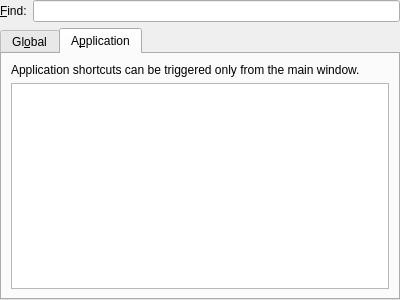
Old version of the form src/ui/shortcutswidget.ui in the repository hluk/CopyQ.
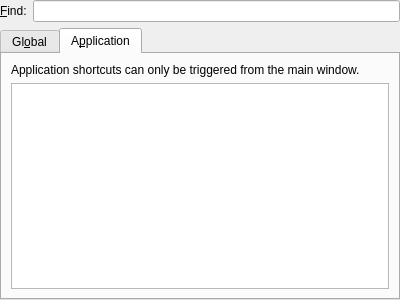
New version of the form. The open tabs and pages were chosen to show the change.

Commit message: Spelling: can only (#1220)

What changed in the file:
```diff
--- a/src/ui/shortcutswidget.ui
+++ b/src/ui/shortcutswidget.ui
@@ -80,7 +80,7 @@
        <item>
         <widget class="QLabel" name="label_3">
          <property name="text">
-          <string>Application shortcuts can be triggered only from the main window.</string>
+          <string>Application shortcuts can only be triggered from the main window.</string>
          </property>
          <property name="wordWrap">
           <bool>true</bool>
```
